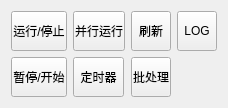
Qt form src/Contorl/ContorlButtonBar.ui (BeQuiet1228/FreeCAD) before a commit.
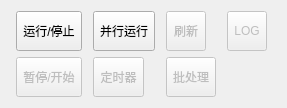
The same form after that commit. Icons and pictures are not drawn.

The edit to the form file:
```diff
--- a/src/Contorl/ContorlButtonBar.ui
+++ b/src/Contorl/ContorlButtonBar.ui
@@ -6,7 +6,7 @@
    <rect>
     <x>0</x>
     <y>0</y>
-    <width>228</width>
+    <width>287</width>
     <height>104</height>
    </rect>
   </property>
@@ -68,6 +68,9 @@
    </item>
    <item row="0" column="2">
     <widget class="QToolButton" name="toolButtonRefreash">
+     <property name="enabled">
+      <bool>false</bool>
+     </property>
      <property name="minimumSize">
       <size>
        <width>40</width>
@@ -94,6 +97,9 @@
    </item>
    <item row="0" column="3">
     <widget class="QToolButton" name="toolButtonLOG">
+     <property name="enabled">
+      <bool>false</bool>
+     </property>
      <property name="minimumSize">
       <size>
        <width>40</width>
@@ -120,6 +126,9 @@
    </item>
    <item row="1" column="0">
     <widget class="QToolButton" name="toolButtonPause">
+     <property name="enabled">
+      <bool>false</bool>
+     </property>
      <property name="minimumSize">
       <size>
        <width>40</width>
@@ -146,6 +155,9 @@
    </item>
    <item row="1" column="1">
     <widget class="QToolButton" name="toolButtonTimer">
+     <property name="enabled">
+      <bool>false</bool>
+     </property>
      <property name="minimumSize">
       <size>
        <width>40</width>
@@ -172,6 +184,9 @@
    </item>
    <item row="1" column="2">
     <widget class="QToolButton" name="toolButton">
+     <property name="enabled">
+      <bool>false</bool>
+     </property>
      <property name="minimumSize">
       <size>
        <width>40</width>
```
